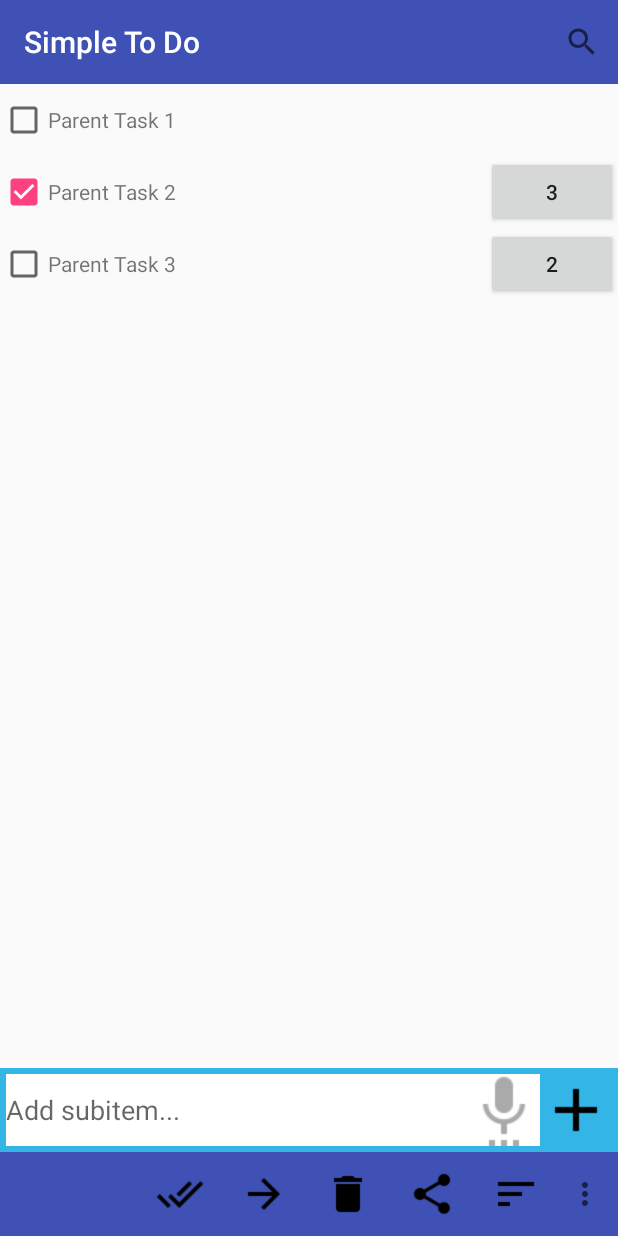
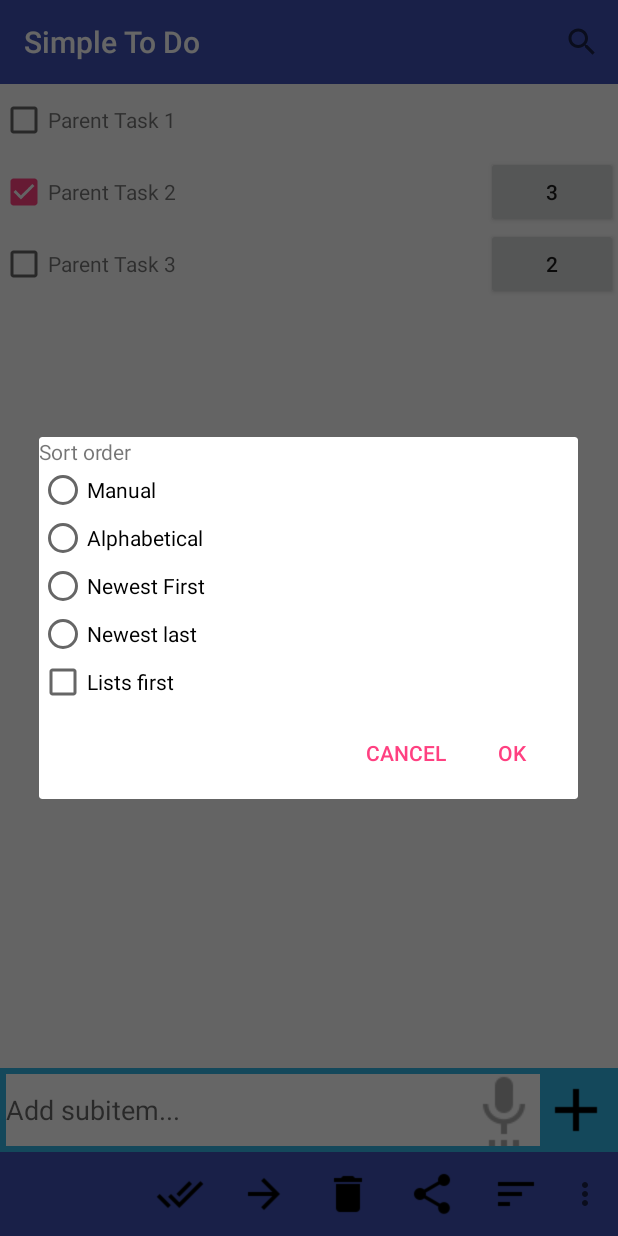
Before and after one commit to aneeshkarayil/SimpleToDo, an Android app: the screen it shows after launch (MainActivity), after a tap on "Sort", on a phone screen of 412 x 824 dp. Run offline under Robolectric (Android 15) with nearby library versions, the phone set to English and light mode, and no system bars; libraries missing offline, so code that uses them is left out: com.afollestad.materialdialogs.

```diff
--- a/app/src/main/java/com/example/aneesh/simpletodo/MainActivity.java
+++ b/app/src/main/java/com/example/aneesh/simpletodo/MainActivity.java
@@ -29,6 +29,7 @@ import com.example.aneesh.simpletodo.activity.EditItemActivity;
 import com.example.aneesh.simpletodo.activity.SettingsActivity;
 import com.example.aneesh.simpletodo.adapter.TasksAdapter;
 import com.example.aneesh.simpletodo.fragment.MoveFragment;
+import com.example.aneesh.simpletodo.fragment.SortFragment;
 import com.example.aneesh.simpletodo.model.Task;
 
 import java.io.BufferedReader;
@@ -127,7 +128,7 @@ public class MainActivity extends AppCompatActivity  {
                         shareIntent(tasks);
                         return true;
                     case R.id.menu_sort:
-                        Toast.makeText(MainActivity.this, "Sort", Toast.LENGTH_SHORT).show();
+                        showSort();
                         return true;
                     case R.id.menu_add_multiple:
                         Toast.makeText(MainActivity.this, "Add Multiple", Toast.LENGTH_SHORT).show();
@@ -180,6 +181,18 @@ public class MainActivity extends AppCompatActivity  {
             }
         });
 
+    }
+
+    private void showSort() {
+//        new MaterialDialog.Builder(this)
+//                .title(R.string.sort_order)
+//                .items(R.array.sort_items)
+//                .positiveText(R.string.ok)
+//                .negativeText(R.string.cancel)
+//                .show();
+
+        SortFragment sortFragment = SortFragment.newInstance();
+        sortFragment.show(getSupportFragmentManager(), "Sort");
     }
 
     public void writeJsonFile() {
--- /dev/null
+++ b/app/src/main/java/com/example/aneesh/simpletodo/fragment/SortFragment.java
@@ -0,0 +1,60 @@
+package com.example.aneesh.simpletodo.fragment;
+
+import android.app.Dialog;
+import android.content.DialogInterface;
+import android.os.Bundle;
+import android.support.v4.app.DialogFragment;
+import android.support.v7.app.AlertDialog;
+import android.view.LayoutInflater;
+
+import com.example.aneesh.simpletodo.R;
+
+import java.io.Serializable;
+import java.util.List;
+import java.util.UUID;
+
+/**
+ * Created by Aneesh on 2/15/2017.
+ */
+
+public class SortFragment extends DialogFragment {
+
+    public SortFragment() {
+        // Empty constructor is required for DialogFragment
+        // Make sure not to add arguments to the constructor
+        // Use `newInstance` instead as shown below
+    }
+
+    public static SortFragment newInstance() {
+        SortFragment frag = new SortFragment();
+//        Bundle args = new Bundle();
+//        args.putSerializable("parentUUID", parentUUID);
+//        args.putSerializable("checkedTasks", (Serializable) checkedTaskIds);
+//        frag.setArguments(args);
+        return frag;
+    }
+
+    @Override
+    public Dialog onCreateDialog(Bundle savedInstanceState) {
+        AlertDialog.Builder builder = new AlertDialog.Builder(getActivity());
+        // Get the layout inflater
+        LayoutInflater inflater = getActivity().getLayoutInflater();
+
+        // Inflate and set the layout for the dialog
+        // Pass null as the parent view because its going in the dialog layout
+        builder.setView(inflater.inflate(R.layout.sort_layout, null))
+                // Add action buttons
+                .setPositiveButton(R.string.ok, new DialogInterface.OnClickListener() {
+                    @Override
+                    public void onClick(DialogInterface dialog, int id) {
+                        // sign in the user ...
+                    }
+                })
+                .setNegativeButton(R.string.cancel, new DialogInterface.OnClickListener() {
+                    public void onClick(DialogInterface dialog, int id) {
+                        SortFragment.this.getDialog().cancel();
+                    }
+                });
+        return builder.create();
+    }
+}
--- /dev/null
+++ b/app/src/main/res/layout/sort_layout.xml
@@ -0,0 +1,47 @@
+<?xml version="1.0" encoding="utf-8"?>
+<LinearLayout xmlns:android="http://schemas.android.com/apk/res/android"
+    android:orientation="vertical" android:layout_width="match_parent"
+    android:layout_height="match_parent">
+
+    <TextView
+        android:layout_width="match_parent"
+        android:layout_height="wrap_content"
+        android:text="@string/sort_order"/>
+
+    <RadioGroup
+        android:layout_width="match_parent"
+        android:layout_height="wrap_content">
+
+        <RadioButton
+            android:id="@+id/sort_manual"
+            android:text="@string/manual"
+            android:layout_width="match_parent"
+            android:layout_height="wrap_content" />
+
+        <RadioButton
+            android:id="@+id/sort_alphabetical"
+            android:text="@string/alphabetical"
+            android:layout_width="match_parent"
+            android:layout_height="wrap_content" />
+
+        <RadioButton
+            android:id="@+id/sort_newest_first"
+            android:text="@string/newest_first"
+            android:layout_width="match_parent"
+            android:layout_height="wrap_content" />
+
+        <RadioButton
+            android:id="@+id/sort_newest_last"
+            android:text="@string/newest_last"
+            android:layout_width="match_parent"
+            android:layout_height="wrap_content" />
+
+    </RadioGroup>
+
+    <CheckBox
+        android:id="@+id/sort_lists_first"
+        android:text="@string/lists_first"
+        android:layout_width="match_parent"
+        android:layout_height="wrap_content" />
+
+</LinearLayout>
--- a/app/src/main/res/values/arrays.xml
+++ b/app/src/main/res/values/arrays.xml
@@ -10,6 +10,10 @@
     <string name="theme_light">Light</string>
     <string name="theme_dark">Dark</string>
     <string name="theme_auto">Automatic (dark at night)</string>
+    <string name="manual">Manual</string>
+    <string name="alphabetical">Alphabetical</string>
+    <string name="newest_first">Newest First</string>
+    <string name="newest_last">Newest last</string>
 
     <string-array
         name="pref_theme_values">
@@ -17,4 +21,13 @@
         <item>2</item>
         <item>3</item>
     </string-array>
+
+    <string-array
+        name="sort_items">
+        <item>@string/manual</item>
+        <item>@string/alphabetical</item>
+        <item>@string/newest_first</item>
+        <item>@string/newest_last</item>
+
+    </string-array>
 </resources>
--- a/app/src/main/res/values/strings.xml
+++ b/app/src/main/res/values/strings.xml
@@ -14,4 +14,8 @@
     <string name="level_up">Level Up</string>
     <string name="move_to_main_list">MOVE TO MAIN LIST</string>
     <string name="move_to_this_list">MOVE TO THIS LIST</string>
+    <string name="sort_order">Sort order</string>
+    <string name="ok">OK</string>
+    <string name="cancel">CANCEL</string>
+    <string name="lists_first">Lists first</string>
 </resources>
```
